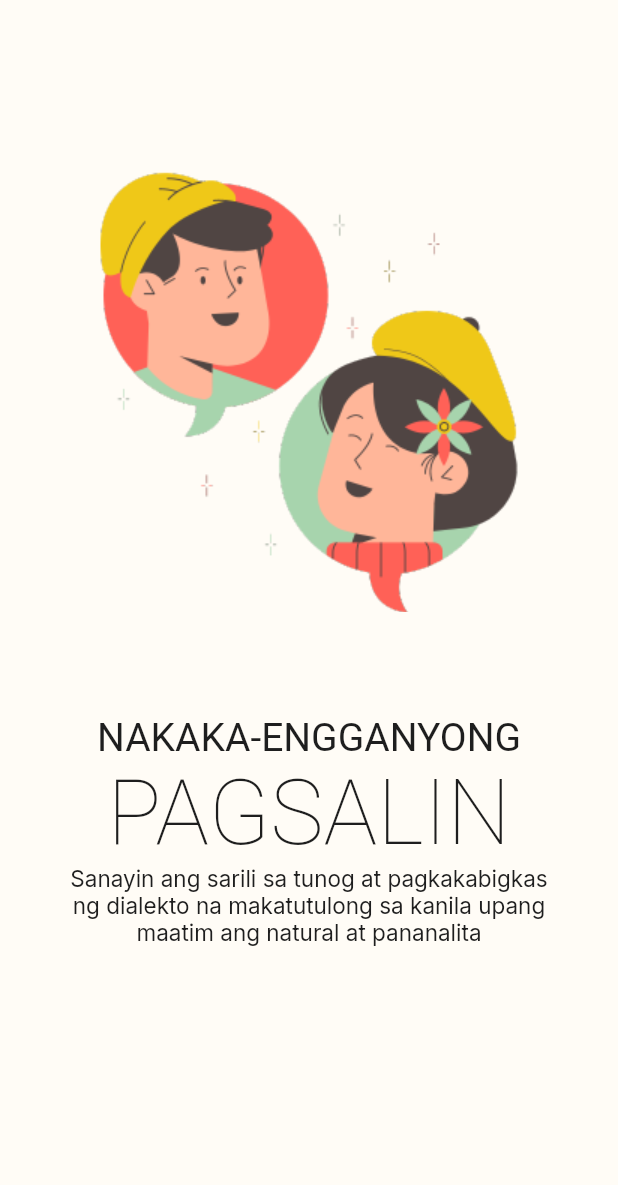
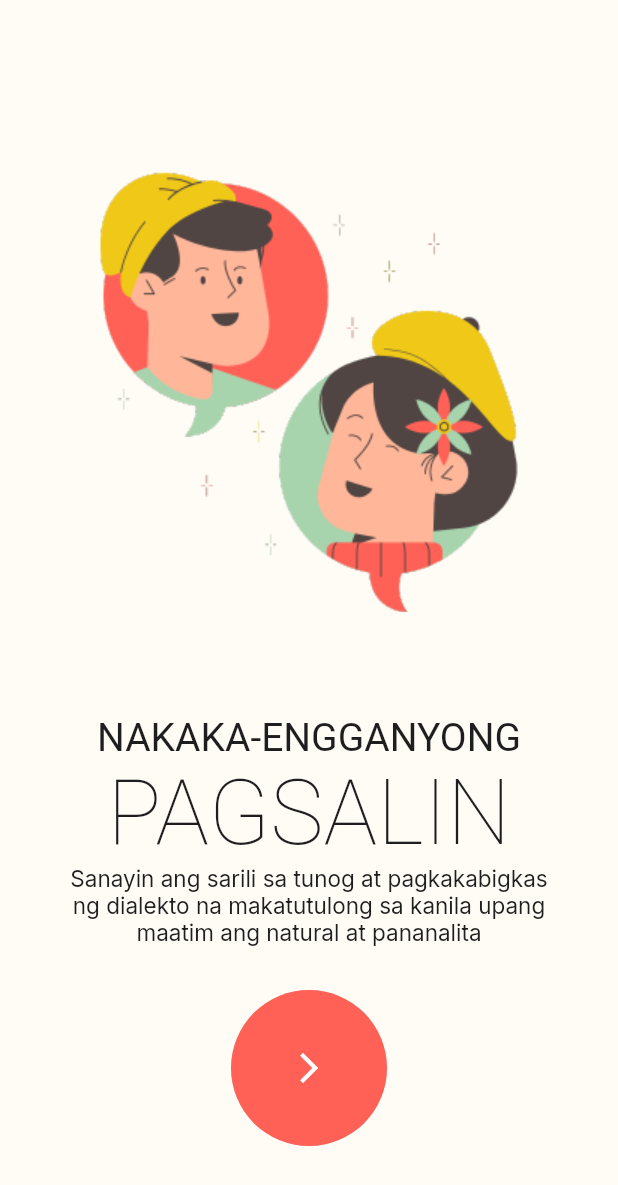
Before and after one commit to mynrjad/celita_app, a Flutter app: the screen it shows after launch, on a phone screen of 412 x 824 dp. Shown: the top 1185 px of the screen. Run offline on Flutter 3.47's test engine with Material 2 defaults, Android fonts, the phone set to English and light mode, and no system bars; drawn by our look-alikes of liquid_swipe; our stand-ins replace google_fonts, rive; Roboto replaces fonts that are missing (Aladin).

Commit message:
Modified onboarding screen and widgets.

```diff
--- a/lib/components/features/authentication/screens/onboarding screen/onboarding_screen.dart
+++ b/lib/components/features/authentication/screens/onboarding screen/onboarding_screen.dart
@@ -37,10 +37,23 @@ class CEppOnboardingScreen extends StatelessWidget {
 
     return Scaffold(
         body: Stack(
+          alignment: Alignment.center,
       children: [
-        LiquidSwipe(
-          pages: pages,
-        ),
+        LiquidSwipe(pages: pages),
+        Positioned(
+          bottom:60.0,
+          child: OutlinedButton(onPressed: () {  },
+            style: ElevatedButton.styleFrom(
+              shape: const CircleBorder(),
+              foregroundColor: Colors.white,
+            ), child: Container(
+              padding: const EdgeInsets.all(40),
+              decoration: const BoxDecoration(
+                color: CEppSecondaryColor, shape: BoxShape.circle,
+              ),
+              child: Icon(Icons.arrow_forward_ios),
+            ),),
+        )
       ],
     ));
   }
```
